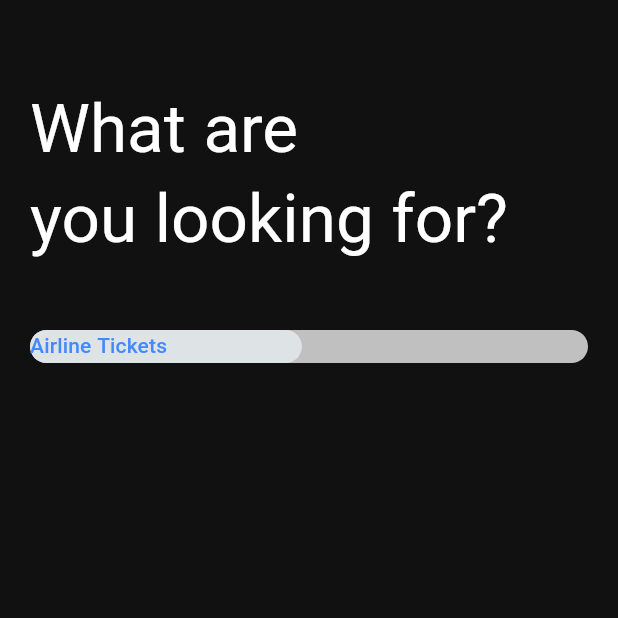
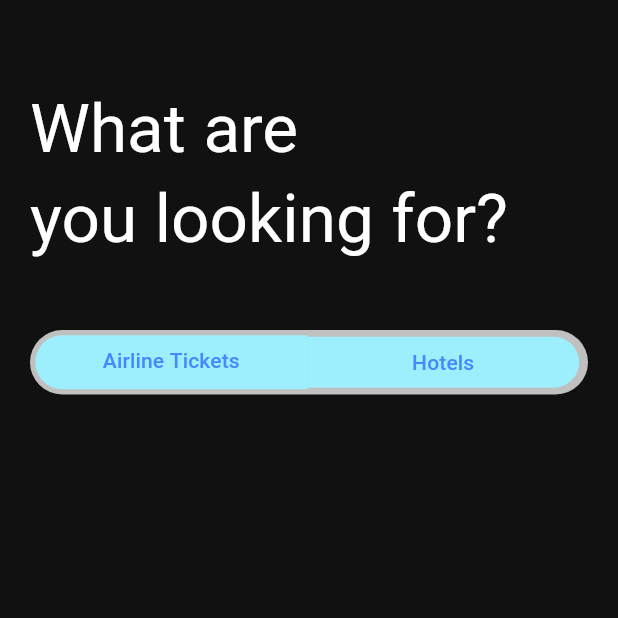
Before and after one commit to BD911-Coder/tickets_booking_app, a Flutter app: the screen it shows after launch, item 2 of the bottom bar chosen, on a phone screen of 412 x 824 dp, the top half of it. Run offline on Flutter 3.47's test engine with Material 2 defaults, Android fonts, the phone set to English and light mode, and no system bars; drawn by our look-alikes of dynamic_color; our stand-ins replace flex_color_scheme, fluentui_icons, gap, get, google_fonts.

Commit message:
minor updates

```diff
--- a/lib/screens/search_screen_widget.dart
+++ b/lib/screens/search_screen_widget.dart
@@ -27,6 +27,7 @@ class SearchScreenWidget extends StatelessWidget {
             AppLayout.getHeight(40),
           ),
           Container(
+            padding: const EdgeInsets.all(3.5),
             decoration: BoxDecoration(
               color: Theme.of(context).primaryColor,
               borderRadius: BorderRadius.circular(
@@ -36,13 +37,18 @@ class SearchScreenWidget extends StatelessWidget {
             child: Row(
               children: [
                 Container(
+                  padding:
+                      EdgeInsets.symmetric(vertical: AppLayout.getHeight(7)),
                   width: size.width * 0.44,
                   decoration: BoxDecoration(
-                    color: Theme.of(context).colorScheme.onBackground,
-                    borderRadius: BorderRadius.circular(
+                    color: Theme.of(context).colorScheme.onPrimaryContainer,
+                    borderRadius: BorderRadius.horizontal(
+                      left: Radius.circular(
                         AppLayout.getHeight(50),
                       ),
                     ),
+                  ),
+                  child: Center(
                     child: Text(
                       'Airline Tickets',
                       style: Theme.of(context)
@@ -50,7 +56,30 @@ class SearchScreenWidget extends StatelessWidget {
                           .button
                           ?.copyWith(color: Colors.blueAccent),
                     ),
-                )
+                  ),
+                ),
+                Container(
+                  padding:
+                      EdgeInsets.symmetric(vertical: AppLayout.getHeight(7)),
+                  width: size.width * 0.44,
+                  decoration: BoxDecoration(
+                    color: Theme.of(context).colorScheme.onPrimaryContainer,
+                    borderRadius: BorderRadius.horizontal(
+                      right: Radius.circular(
+                        AppLayout.getHeight(50),
+                      ),
+                    ),
+                  ),
+                  child: Center(
+                    child: Text(
+                      'Hotels',
+                      style: Theme.of(context)
+                          .primaryTextTheme
+                          .button
+                          ?.copyWith(color: Colors.blueAccent),
+                    ),
+                  ),
+                ),
               ],
             ),
           ),
```
Lines whose indentation alone changed are shown as unchanged.
